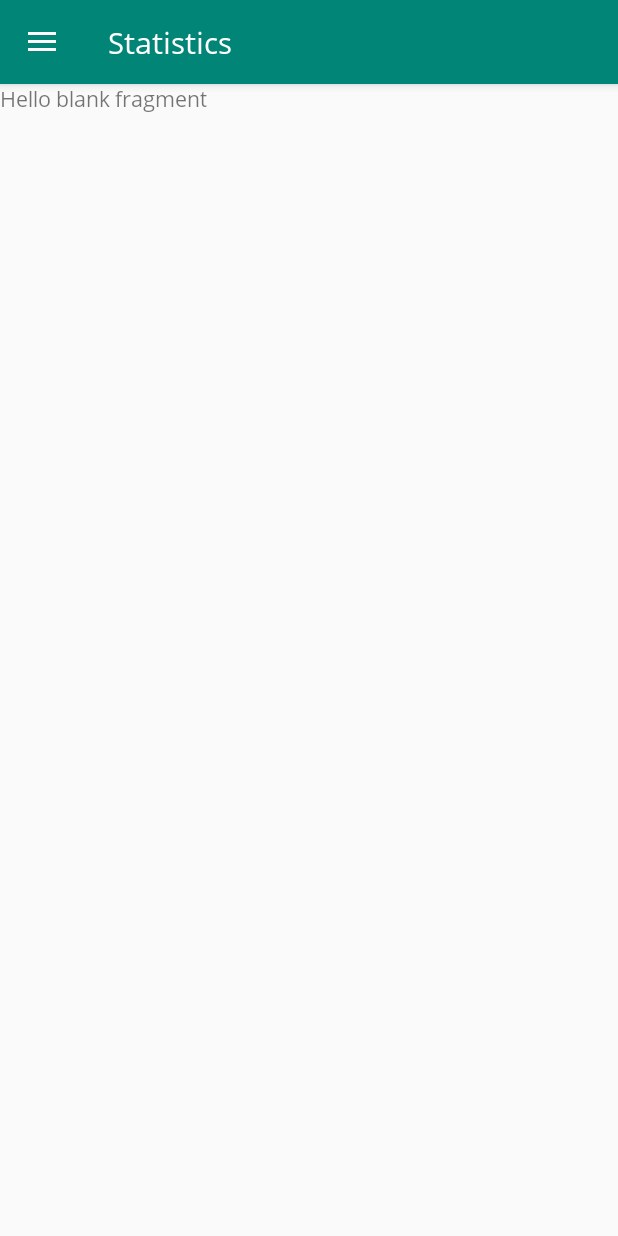
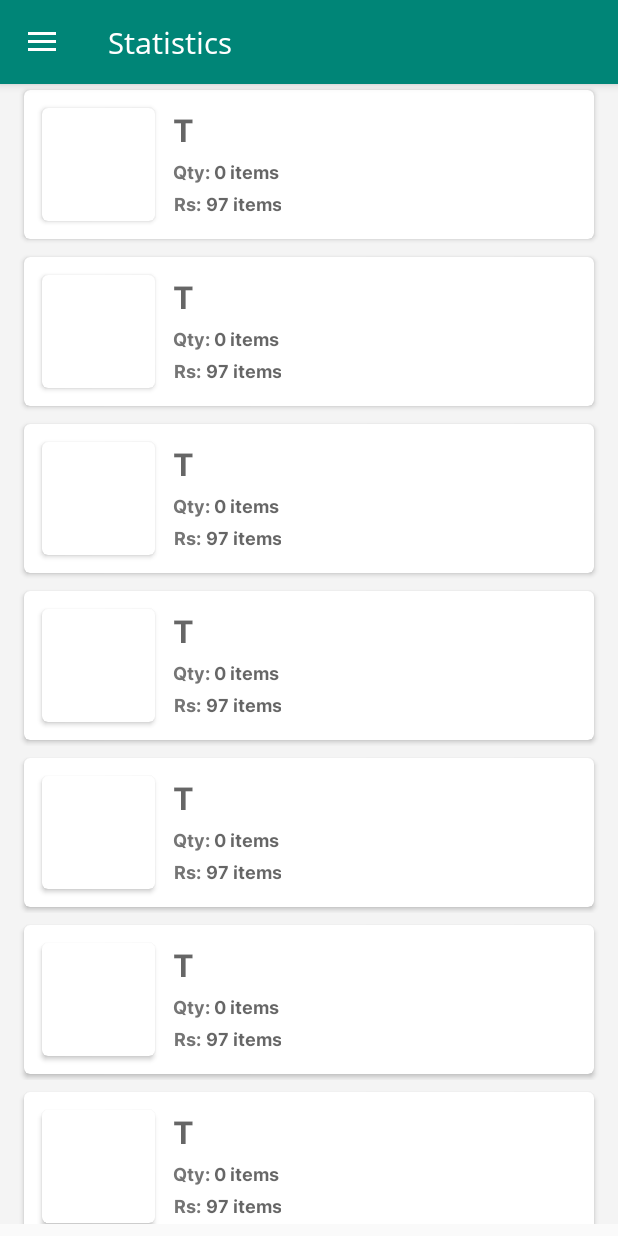
Before and after one commit to Freelauncing/QuizMe, an Android app: the StatisticsFragment screen opened through its navigation route, on a phone screen of 412 x 824 dp. Run offline under Robolectric (Android 15) with nearby library versions, the phone set to English and light mode, and no system bars; our stand-ins replace data binding, navigation-ui; 2 statements that could not run were skipped.

Commit message:
working on the app

```diff
--- a/app/build.gradle
+++ b/app/build.gradle
@@ -59,4 +59,9 @@ dependencies {
     androidTestImplementation "androidx.navigation:navigation-testing:$nav_version"
     // Jetpack Compose Integration
     implementation "androidx.navigation:navigation-compose:2.4.0-alpha08"
+
+    implementation 'com.github.PhilJay:MPAndroidChart:v3.1.0'
+    //noinspection GradleCompatible
+    implementation 'com.android.support:design:28.0.0'
+
 }
--- a/app/src/main/java/com/quiz/quizme/LoginActivity.kt
+++ b/app/src/main/java/com/quiz/quizme/LoginActivity.kt
@@ -22,6 +22,8 @@ class LoginActivity : AppCompatActivity() {
 
     companion object {
         var Role: String = ""
+        var Fullname:String=""
+        var Username:String=""
     }
 
     override fun onCreate(savedInstanceState: Bundle?) {
@@ -80,6 +82,8 @@ class LoginActivity : AppCompatActivity() {
         val list =  QuizContract.DatabaseHelper.getAllLoginUserData()
         list.forEach { item->
             if(item.username.equals(username) && item.password.equals(password)){
+                Fullname = item.fullname
+                Username = item.username
                 return true
             }
         }
--- a/app/src/main/java/com/quiz/quizme/student/StatisticsFragment.kt
+++ b/app/src/main/java/com/quiz/quizme/student/StatisticsFragment.kt
@@ -5,6 +5,9 @@ import androidx.fragment.app.Fragment
 import android.view.LayoutInflater
 import android.view.View
 import android.view.ViewGroup
+import android.widget.TextView
+import androidx.recyclerview.widget.LinearLayoutManager
+import androidx.recyclerview.widget.RecyclerView
 import com.quiz.quizme.R
 
 
@@ -14,8 +17,70 @@ class StatisticsFragment : Fragment() {
         inflater: LayoutInflater, container: ViewGroup?,
         savedInstanceState: Bundle?
     ): View? {
+
+        val view = inflater.inflate(R.layout.fragment_statistics, container, false)
+        // getting the recyclerview by its id
+        val recyclerview = view.findViewById<RecyclerView>(R.id.recyclerview)
+
+        // this creates a vertical layout Manager
+        recyclerview.layoutManager = LinearLayoutManager(context)
+
+        // ArrayList of class ItemsViewModel
+        val data = ArrayList<ItemsViewModel>()
+
+        // This loop will create 20 Views containing
+        // the image with the count of view
+        for (i in 1..20) {
+            data.add(ItemsViewModel(R.drawable.ic_about, "Item " + i))
+        }
+
+        // This will pass the ArrayList to our Adapter
+        val adapter = CustomAdapter(data)
+
+        // Setting the Adapter with the recyclerview
+        recyclerview.adapter = adapter
         // Inflate the layout for this fragment
-        return inflater.inflate(R.layout.fragment_statistics, container, false)
+        return view
     }
 
 }
+
+data class ItemsViewModel(val image: Int, val text: String) {
+}
+
+class CustomAdapter(private val mList: List<ItemsViewModel>) : RecyclerView.Adapter<CustomAdapter.ViewHolder>() {
+
+    // create new views
+    override fun onCreateViewHolder(parent: ViewGroup, viewType: Int): ViewHolder {
+        // inflates the card_view_design view
+        // that is used to hold list item
+        val view = LayoutInflater.from(parent.context)
+            .inflate(R.layout.item_student_record, parent, false)
+
+        return ViewHolder(view)
+    }
+
+    // binds the list items to a view
+    override fun onBindViewHolder(holder: ViewHolder, position: Int) {
+
+        val ItemsViewModel = mList[position]
+
+        // sets the image to the imageview from our itemHolder class
+       // holder.imageView.setImageResource(ItemsViewModel.image)
+
+        // sets the text to the textview from our itemHolder class
+      //  holder.textView.text = ItemsViewModel.text
+
+    }
+
+    // return the number of the items in the list
+    override fun getItemCount(): Int {
+        return mList.size
+    }
+
+    // Holds the views for adding it to image and text
+    class ViewHolder(ItemView: View) : RecyclerView.ViewHolder(ItemView) {
+//       val imageView: ImageView = itemView.findViewById(R.id.imageview)
+      //  val textView: TextView = itemView.findViewById(R.id.textView)
+    }
+}
--- a/app/src/main/res/layout/fragment_statistics.xml
+++ b/app/src/main/res/layout/fragment_statistics.xml
@@ -1,14 +1,23 @@
 <?xml version="1.0" encoding="utf-8"?>
-<FrameLayout xmlns:android="http://schemas.android.com/apk/res/android"
+<layout xmlns:android="http://schemas.android.com/apk/res/android"
     xmlns:tools="http://schemas.android.com/tools"
-    android:layout_width="match_parent"
-    android:layout_height="match_parent"
-    tools:context=".student.StatisticsFragment">
+    xmlns:app="http://schemas.android.com/apk/res-auto">
 
-    <!-- TODO: Update blank fragment layout -->
-    <TextView
+    <data>
+
+    </data>
+
+    <androidx.constraintlayout.widget.ConstraintLayout
         android:layout_width="match_parent"
         android:layout_height="match_parent"
-        android:text="@string/hello_blank_fragment" />
+        tools:context=".student.StatisticsFragment">
+        <androidx.recyclerview.widget.RecyclerView
+            android:id="@+id/recyclerview"
+            android:layout_width="match_parent"
+            android:layout_height="match_parent"
+            android:paddingBottom="8dp"
+            app:layoutManager="androidx.recyclerview.widget.LinearLayoutManager"
+            />
 
-</FrameLayout>
+    </androidx.constraintlayout.widget.ConstraintLayout>
+</layout>
--- /dev/null
+++ b/app/src/main/res/layout/item_student_record.xml
@@ -0,0 +1,143 @@
+<?xml version="1.0" encoding="utf-8"?>
+<LinearLayout xmlns:android="http://schemas.android.com/apk/res/android"
+    android:layout_width="match_parent"
+    android:background="@color/background_body"
+    android:layout_height="wrap_content"
+    android:paddingBottom="4dp"
+    android:orientation="vertical"
+    xmlns:app="http://schemas.android.com/apk/res-auto"
+    xmlns:tools="http://schemas.android.com/tools">
+
+        <androidx.cardview.widget.CardView
+            android:layout_width="match_parent"
+            android:layout_height="wrap_content"
+            android:layout_marginStart="16dp"
+            android:layout_marginLeft="16dp"
+            android:layout_marginTop="4dp"
+            android:layout_marginEnd="16dp"
+            android:layout_marginRight="16dp"
+            android:layout_marginBottom="4dp"
+            android:clickable="true"
+            android:onClick="@{() -> viewmodel.openTask(product.product_id)}"
+            android:elevation="3dp"
+            app:cardCornerRadius="4dp"
+            android:foreground="?android:attr/selectableItemBackground"
+            app:layout_constraintEnd_toEndOf="parent"
+            app:layout_constraintStart_toStartOf="parent"
+            app:layout_constraintTop_toTopOf="parent"
+            tools:ignore="MissingConstraints">
+
+            <RelativeLayout
+                android:layout_width="match_parent"
+                android:layout_height="match_parent">
+
+                <androidx.cardview.widget.CardView
+                    android:id="@+id/product_image_card"
+                    android:layout_width="75dp"
+                    android:layout_height="75dp"
+                    android:layout_marginStart="12dp"
+                    android:layout_marginLeft="12dp"
+                    android:layout_marginTop="12dp"
+                    android:layout_marginEnd="12dp"
+                    android:layout_marginRight="12dp"
+                    android:layout_marginBottom="12dp"
+                    android:clickable="true"
+                    android:elevation="3dp"
+                    android:foreground="?android:attr/selectableItemBackground"
+                    app:cardCornerRadius="4dp"
+                    app:layout_constraintStart_toStartOf="parent"
+                    app:layout_constraintTop_toTopOf="parent">
+
+                    <ImageView
+                        android:id="@+id/product_image"
+                        android:layout_width="match_parent"
+                        android:layout_height="match_parent"
+                        android:scaleType="centerCrop"
+                        android:adjustViewBounds="true"
+                        />
+
+                </androidx.cardview.widget.CardView>
+
+                <LinearLayout
+                    android:layout_toRightOf="@+id/product_image_card"
+                    android:layout_width="match_parent"
+                    android:layout_height="75dp"
+                    android:layout_marginRight="12dp"
+                    android:layout_marginTop="12dp"
+                    android:orientation="vertical">
+
+                    <TextView
+                        android:layout_width="match_parent"
+                        android:layout_height="30dp"
+                        android:textColor="@color/text_primary"
+                        android:hint="Title"
+                        app:autoSizeTextType="uniform"
+                        style="@style/my_heading_md"
+                        android:textAllCaps="true"
+                        app:layout_constraintBottom_toTopOf="@+id/textView4"
+                        app:layout_constraintEnd_toEndOf="parent"
+                        app:layout_constraintStart_toStartOf="parent"
+                        app:layout_constraintTop_toTopOf="parent" />
+
+                    <LinearLayout
+                        android:layout_width="match_parent"
+                        android:layout_marginTop="4dp"
+                        android:layout_marginBottom="4dp"
+                        android:layout_height="wrap_content"
+                        android:orientation="horizontal">
+                        <TextView
+                            android:layout_width="wrap_content"
+                            android:layout_height="wrap_content"
+                            android:text="Qty: "
+                            android:textColor="@color/colorGrey"
+                            android:hint="Qty"
+                            style="@style/my_heading_sm"
+                            app:layout_constraintBottom_toTopOf="@+id/textView4"
+                            app:layout_constraintEnd_toEndOf="parent"
+                            app:layout_constraintStart_toStartOf="parent"
+                            app:layout_constraintTop_toTopOf="parent" />
+                        <TextView
+                            android:layout_width="wrap_content"
+                            android:layout_height="wrap_content"
+                            android:textColor="@color/colorGrey"
+                            android:hint="0 items"
+                            style="@style/my_heading_sm"
+                            app:layout_constraintBottom_toTopOf="@+id/textView4"
+                            app:layout_constraintEnd_toEndOf="parent"
+                            app:layout_constraintStart_toStartOf="parent"
+                            app:layout_constraintTop_toTopOf="parent" />
+                    </LinearLayout>
+                    <LinearLayout
+                        android:layout_width="match_parent"
+                        android:layout_height="wrap_content"
+                        android:orientation="horizontal">
+                        <TextView
+                            android:layout_width="wrap_content"
+                            android:layout_height="wrap_content"
+                            android:text="Rs: "
+                            android:textColor="@color/colorGrey"
+                            android:hint="Qty"
+                            style="@style/my_heading_sm"
+                            app:layout_constraintBottom_toTopOf="@+id/textView4"
+                            app:layout_constraintEnd_toEndOf="parent"
+                            app:layout_constraintStart_toStartOf="parent"
+                            app:layout_constraintTop_toTopOf="parent" />
+                        <TextView
+                            android:layout_width="wrap_content"
+                            android:layout_height="wrap_content"
+                            android:textColor="@color/colorGrey"
+                            android:hint="97 items"
+                            style="@style/my_heading_sm"
+                            app:layout_constraintBottom_toTopOf="@+id/textView4"
+                            app:layout_constraintEnd_toEndOf="parent"
+                            app:layout_constraintStart_toStartOf="parent"
+                            app:layout_constraintTop_toTopOf="parent" />
+                    </LinearLayout>
+                </LinearLayout>
+
+            </RelativeLayout>
+
+
+        </androidx.cardview.widget.CardView>
+
+</LinearLayout>
--- a/app/src/main/res/values/colors.xml
+++ b/app/src/main/res/values/colors.xml
@@ -15,4 +15,14 @@
     <color name="youWinBackground">#B7F8C9</color>
     <color name="gameOverBackground">#f8bbd0</color>
     <color name="red">#ff9a9a</color>
+
+    <color name="primaryTextColor">#263238</color>
+    <color name="secondaryTextColor">#eceff1</color>
+
+    <!-- My Colors -->
+    <color name="colorGrey">#757575</color>
+    <color name="error">#ff3333</color>
+    <color name="text_primary">#111111</color>
+    <color name="text_secondary">#333333</color>
+    <color name="background_body">#F4F4F4</color>
 </resources>
--- a/build.gradle
+++ b/build.gradle
@@ -4,6 +4,7 @@ buildscript {
         nav_version = "2.4.0-rc01"
     }
     repositories {
+        maven { url 'https://jitpack.io' }
         google()
         mavenCentral()
     }
--- a/settings.gradle
+++ b/settings.gradle
@@ -3,7 +3,7 @@ dependencyResolutionManagement {
     repositories {
         google()
         mavenCentral()
-        jcenter() // Warning: this repository is going to shut down soon
+        maven { url "https://jitpack.io" }
     }
 }
 rootProject.name = "Quiz Me"
```
Also changed, not shown: app/src/main/java/com/quiz/quizme/student/GameWonFragment.kt (+45 -1 lines), app/src/main/res/layout/fragment_game_won.xml (+29 -20 lines).
